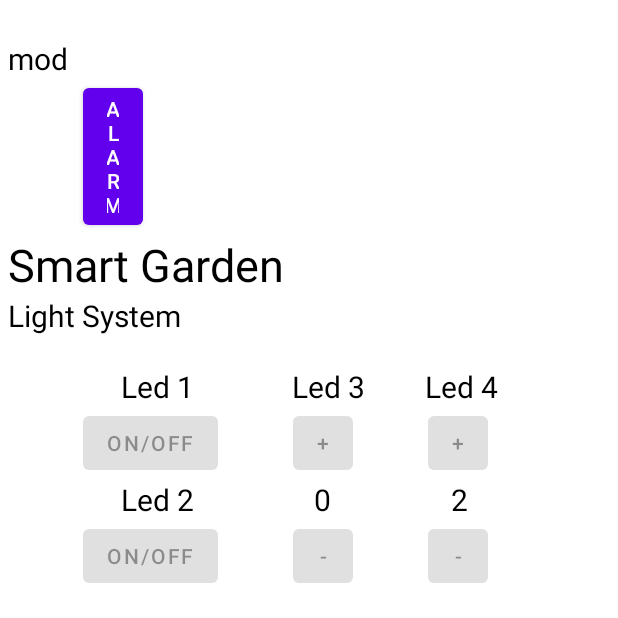
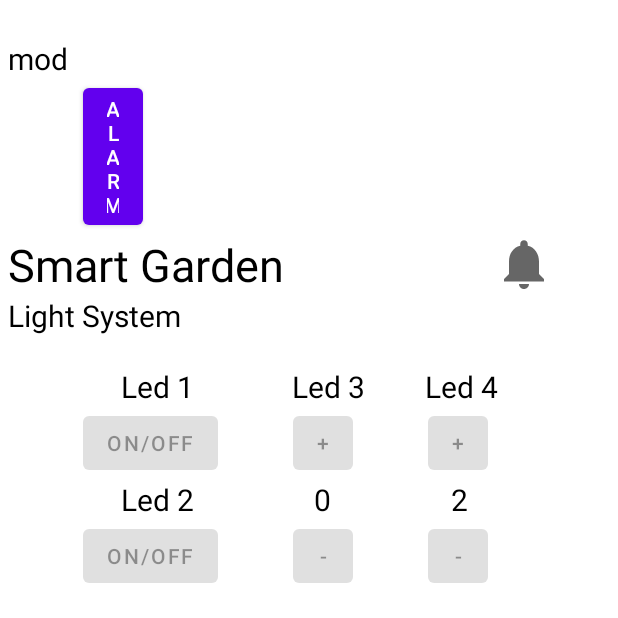
Before and after one commit to FilippoVenturini8/SmartGarden, an Android app: the screen it shows after launch (MainActivity), on a phone screen of 412 x 824 dp, the top half of it. Run offline under Robolectric (Android 15) with nearby library versions, the light colour scheme and no system bars.

Commit message:
Add notification icon

```diff
--- a/garden-app/app/src/main/java/com/example/garden_app/MainActivity.java
+++ b/garden-app/app/src/main/java/com/example/garden_app/MainActivity.java
@@ -239,6 +239,7 @@ public class MainActivity extends AppCompatActivity {
                             openIrrigation = splitted[4];
                             irrigationSpeed = splitted[5];
                             modality = splitted[6].replaceAll("\\r","");
+
                             updateUI();
                         }
 
@@ -308,6 +309,10 @@ public class MainActivity extends AppCompatActivity {
         TextView mod = findViewById(R.id.modality_txtView);
         mod.setText(modality);
 
+        if(modality.equals("ARM")){
+            findViewById(R.id.img_notifications).setBackgroundResource(R.drawable.ic_baseline_notifications_24_error);
+        }
+
         if(irrigationSpeed.equals("50")){
             txtIrrigationSpeed.setText("1");
         }else if(irrigationSpeed.equals("40")){
--- /dev/null
+++ b/garden-app/app/src/main/res/drawable/ic_baseline_notifications_24.xml
@@ -0,0 +1,5 @@
+<vector android:height="40dp" android:tint="?attr/colorControlNormal"
+    android:viewportHeight="24" android:viewportWidth="24"
+    android:width="40dp" xmlns:android="http://schemas.android.com/apk/res/android">
+    <path android:fillColor="@android:color/white" android:pathData="M12,22c1.1,0 2,-0.9 2,-2h-4c0,1.1 0.89,2 2,2zM18,16v-5c0,-3.07 -1.64,-5.64 -4.5,-6.32L13.5,4c0,-0.83 -0.67,-1.5 -1.5,-1.5s-1.5,0.67 -1.5,1.5v0.68C7.63,5.36 6,7.92 6,11v5l-2,2v1h16v-1l-2,-2z"/>
+</vector>
--- /dev/null
+++ b/garden-app/app/src/main/res/drawable/ic_baseline_notifications_24_error.xml
@@ -0,0 +1,5 @@
+<vector android:height="40dp" android:tint="#EF2626"
+    android:viewportHeight="24" android:viewportWidth="24"
+    android:width="40dp" xmlns:android="http://schemas.android.com/apk/res/android">
+    <path android:fillColor="@android:color/white" android:pathData="M12,22c1.1,0 2,-0.9 2,-2h-4c0,1.1 0.89,2 2,2zM18,16v-5c0,-3.07 -1.64,-5.64 -4.5,-6.32L13.5,4c0,-0.83 -0.67,-1.5 -1.5,-1.5s-1.5,0.67 -1.5,1.5v0.68C7.63,5.36 6,7.92 6,11v5l-2,2v1h16v-1l-2,-2z"/>
+</vector>
--- a/garden-app/app/src/main/res/layout/activity_main.xml
+++ b/garden-app/app/src/main/res/layout/activity_main.xml
@@ -27,12 +27,26 @@
             android:id="@+id/btn_alarm"
             android:layout_marginStart="50dp"/>
 
-        <TextView
-            android:layout_width="wrap_content"
-            android:layout_height="wrap_content"
-            android:text="Smart Garden"
-            android:textColor="@color/black"
-            android:textSize="30dp"/>
+        <LinearLayout
+            android:layout_width="match_parent"
+            android:layout_height="wrap_content">
+            <TextView
+                android:layout_width="wrap_content"
+                android:layout_height="wrap_content"
+                android:text="Smart Garden"
+                android:textColor="@color/black"
+                android:textSize="30dp"
+                android:layout_gravity="center_vertical"/>
+            <ImageView
+                android:layout_width="40dp"
+                android:layout_height="40dp"
+                android:src="@drawable/ic_baseline_notifications_24"
+                android:layout_gravity="center_vertical"
+                android:layout_marginStart="140dp"
+                android:id="@+id/img_notifications"
+                android:scaleType="fitXY"/>
+        </LinearLayout>
+
 
         <TextView
             android:layout_width="wrap_content"
```
Also changed, not shown: 1 other file.
